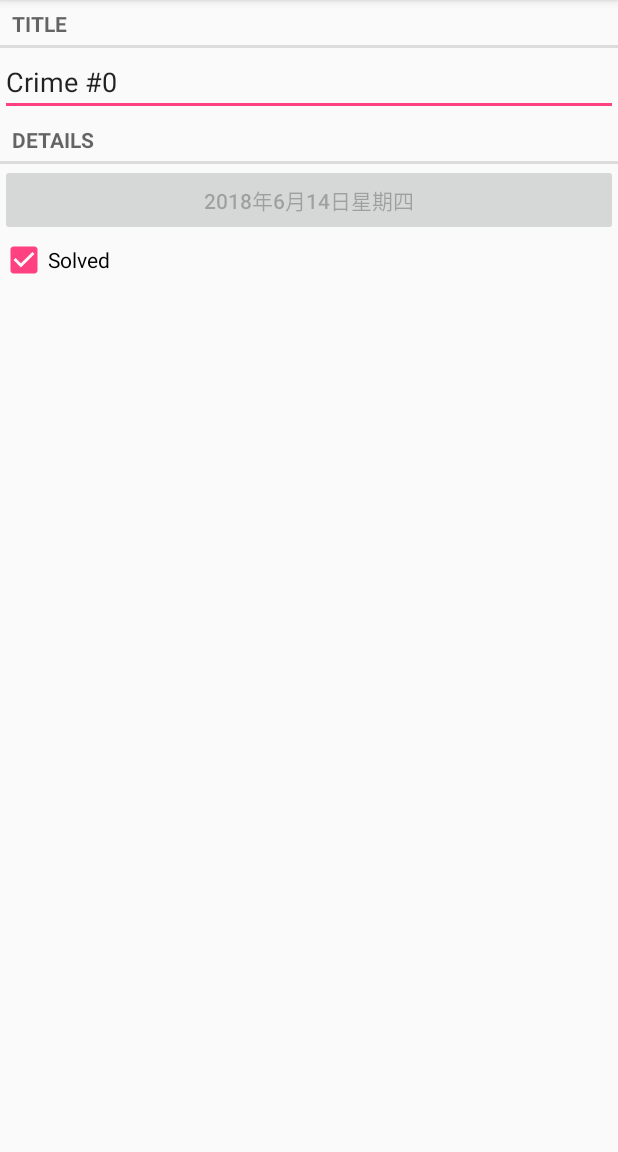
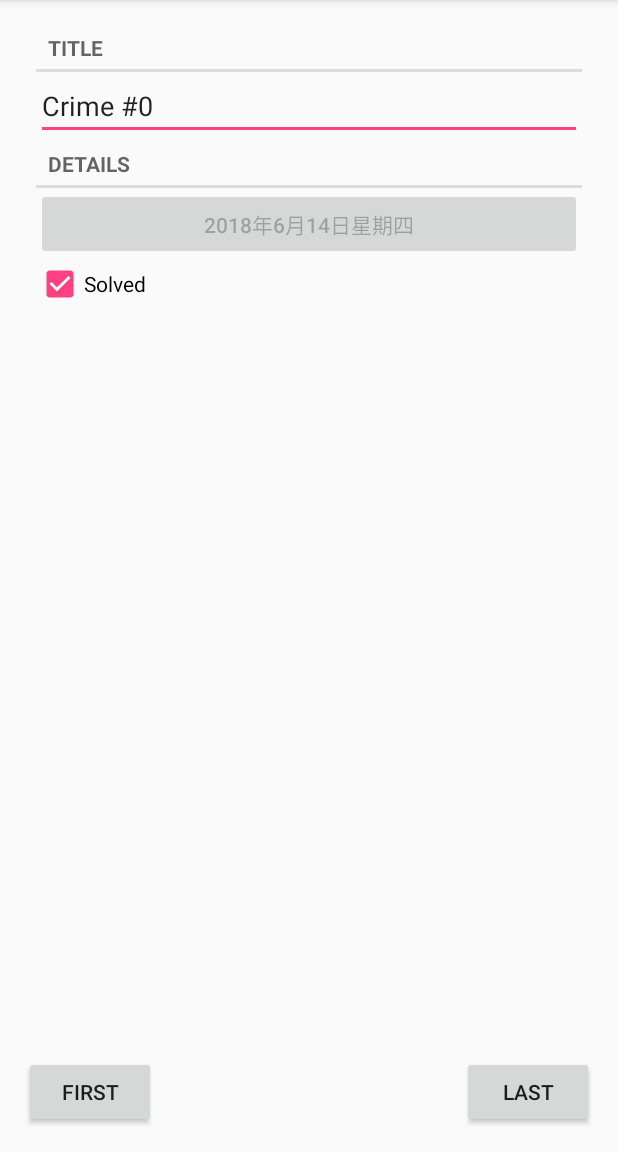
Before and after one commit to hellochengkai/AndroidProgramming, an Android app: the screen it shows after launch (CrimePagerActivity), after a tap on an icon or button, on a phone screen of 412 x 824 dp, the part 84-1236 px from its top. Run offline under Robolectric (Android 15) with nearby library versions, the phone set to English and light mode, and no system bars.

Commit message:
jump to first last

```diff
--- a/CriminalIntent/app/src/main/java/com/hellochengkai/www/criminalintent/CrimePagerActivity.java
+++ b/CriminalIntent/app/src/main/java/com/hellochengkai/www/criminalintent/CrimePagerActivity.java
@@ -7,27 +7,24 @@ import android.support.annotation.Nullable;
 import android.support.v4.app.Fragment;
 import android.support.v4.app.FragmentManager;
 import android.support.v4.app.FragmentPagerAdapter;
-import android.support.v4.app.FragmentStatePagerAdapter;
 import android.support.v4.view.ViewPager;
 import android.support.v7.app.AppCompatActivity;
+import android.view.View;
 import android.widget.Button;
-import android.widget.FrameLayout;
-import android.widget.TextView;
 
-import java.util.Random;
 import java.util.UUID;
 
 /**
  * Created by chengkai on 18-6-14.
  */
 
-public class CrimePagerActivity extends AppCompatActivity{
+public class CrimePagerActivity extends AppCompatActivity implements View.OnClickListener{
     private static final String TAG = "CrimePagerActivity";
     private static final String EXTRA_CRIME_ID = "com.hellochengkai.www.criminalintent.crime_id";
 
     private CrimeLab crimeLab;
     private ViewPager viewPager;
-
+    private Button firstButton,lastButton;
     public static Intent newIntent(Context context, UUID crimeId)
     {
         Intent intent = new Intent(context, CrimePagerActivity.class);
@@ -41,6 +38,8 @@ public class CrimePagerActivity extends AppCompatActivity{
         setContentView(R.layout.activity_crime_pager);
         crimeLab = CrimeLab.getInstance(this);
         viewPager = findViewById(R.id.crime_view_pager);
+        firstButton = findViewById(R.id.jump_to_first);
+        lastButton = findViewById(R.id.jump_to_last);
         FragmentManager fragmentManager = getSupportFragmentManager();
         viewPager.setAdapter(new FragmentPagerAdapter(fragmentManager) {
             @Override
@@ -57,5 +56,21 @@ public class CrimePagerActivity extends AppCompatActivity{
         UUID crimeId = (UUID) getIntent()
                 .getSerializableExtra(EXTRA_CRIME_ID);
         viewPager.setCurrentItem(crimeLab.getCrime(crimeId).getPosition());
+        firstButton.setOnClickListener(this);
+        lastButton.setOnClickListener(this);
+    }
+
+    @Override
+    public void onClick(View v) {
+        switch (v.getId()){
+            case R.id.jump_to_first:{
+                viewPager.setCurrentItem(0);
+                break;
+            }
+            case R.id.jump_to_last:{
+                viewPager.setCurrentItem(crimeLab.size() - 1);
+                break;
+            }
+        }
     }
 }
--- a/CriminalIntent/app/src/main/res/layout/activity_crime_pager.xml
+++ b/CriminalIntent/app/src/main/res/layout/activity_crime_pager.xml
@@ -1,8 +1,40 @@
 <?xml version="1.0" encoding="utf-8"?>
-<android.support.v4.view.ViewPager
-    xmlns:android="http://schemas.android.com/apk/res/android"
+
+<android.support.constraint.ConstraintLayout xmlns:android="http://schemas.android.com/apk/res/android"
+    xmlns:app="http://schemas.android.com/apk/res-auto"
+    xmlns:tools="http://schemas.android.com/tools"
     android:layout_width="match_parent"
     android:layout_height="match_parent"
-    android:id="@+id/crime_view_pager"
-    >
-</android.support.v4.view.ViewPager>
+    android:orientation="horizontal"
+    android:padding="8dp"
+    tools:layout_editor_absoluteY="81dp">
+
+    <android.support.v4.view.ViewPager xmlns:android="http://schemas.android.com/apk/res/android"
+        android:id="@+id/crime_view_pager"
+        android:layout_width="match_parent"
+        android:layout_height="0dp"
+        android:layout_marginEnd="8dp"
+        android:layout_marginStart="8dp"
+        android:padding="8dp"
+        app:layout_constraintEnd_toEndOf="parent"
+        app:layout_constraintStart_toStartOf="parent" />
+    <Button
+        android:id="@+id/jump_to_first"
+        android:text="@string/jump_to_first"
+        android:layout_width="wrap_content"
+        android:layout_height="wrap_content"
+        android:layout_marginBottom="8dp"
+        android:layout_marginStart="8dp"
+        app:layout_constraintBottom_toBottomOf="parent"
+        app:layout_constraintStart_toStartOf="parent" />
+
+    <Button
+        android:id="@+id/jump_to_last"
+        android:text="@string/jump_to_last"
+        android:layout_width="wrap_content"
+        android:layout_height="wrap_content"
+        android:layout_marginBottom="8dp"
+        android:layout_marginEnd="8dp"
+        app:layout_constraintBottom_toBottomOf="parent"
+        app:layout_constraintEnd_toEndOf="parent" />
+</android.support.constraint.ConstraintLayout>
--- a/CriminalIntent/app/src/main/res/layout/activity_fragment.xml
+++ b/CriminalIntent/app/src/main/res/layout/activity_fragment.xml
@@ -1,7 +1,6 @@
 <?xml version="1.0" encoding="utf-8"?>
 <FrameLayout xmlns:android="http://schemas.android.com/apk/res/android"
-    xmlns:tools="http://schemas.android.com/tools"
     android:id="@+id/fragment_container"
     android:layout_width="match_parent"
     android:layout_height="match_parent"
-    tools:context="com.hellochengkai.www.criminalintent.CrimeActivity"/>
+    />
--- a/CriminalIntent/app/src/main/res/values/strings.xml
+++ b/CriminalIntent/app/src/main/res/values/strings.xml
@@ -6,6 +6,8 @@
     <string name="crime_solved_label">Solved</string>
     <string name="crime">Crime</string>
     <string name="call_110">Call 110</string>
+    <string name="jump_to_first">First</string>
+    <string name="jump_to_last">Last</string>
 
     <!--<string name="crime_title_hint">输入一个陋习标题.</string>-->
     <!--<string name="crime_title_label">标题</string>-->
```
